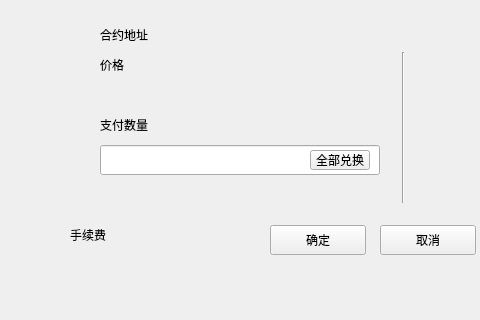
HcashOrg/hx-indicator, file LNKWallet/exchange/BuyOrderWidget.ui: the form before one commit; both pictures show x 0 to 480 and y 95 to 415 of the 770 by 530 pixel window.
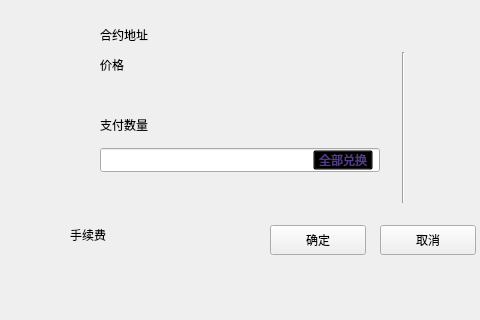
The form after the commit.

Patch:
```diff
--- a/LNKWallet/exchange/BuyOrderWidget.ui
+++ b/LNKWallet/exchange/BuyOrderWidget.ui
@@ -73,9 +73,9 @@
     <property name="geometry">
      <rect>
       <x>50</x>
-      <y>140</y>
+      <y>143</y>
       <width>280</width>
-      <height>30</height>
+      <height>24</height>
      </rect>
     </property>
    </widget>
@@ -101,7 +101,7 @@
    <widget class="QToolButton" name="allBtn">
     <property name="geometry">
      <rect>
-      <x>260</x>
+      <x>263</x>
       <y>145</y>
       <width>60</width>
       <height>20</height>
@@ -110,6 +110,11 @@
     <property name="cursor">
      <cursorShape>PointingHandCursor</cursorShape>
     </property>
+    <property name="styleSheet">
+     <string notr="true">background:transparent;
+color: rgb(83,61,138);
+font: 11px &quot;微软雅黑&quot;;</string>
+    </property>
     <property name="text">
      <string>全部兑换</string>
     </property>
```
